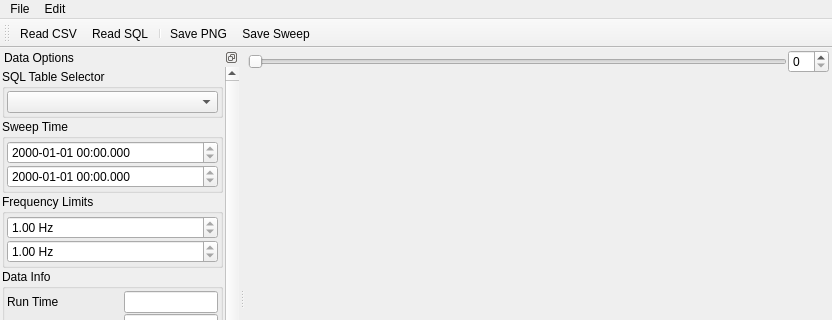
Qt form sources/SweepMainWin.ui (deepalcoholic/SpectralSignalHound-Viewer) before a commit; both pictures show x 0 to 832 and y 0 to 320 of the 832 by 569 pixel window.
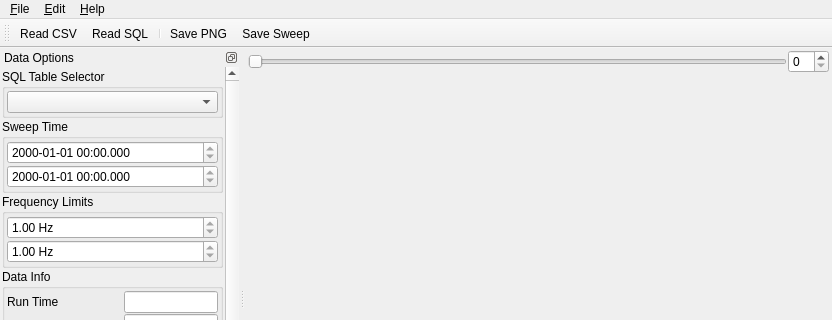
The same form after that commit. Icons and pictures are not drawn. Custom widgets are drawn as their Qt base class.

What changed in the file:
```diff
--- a/sources/SweepMainWin.ui
+++ b/sources/SweepMainWin.ui
@@ -48,7 +48,7 @@
    </property>
    <widget class="QMenu" name="menuFile">
     <property name="title">
-     <string>File</string>
+     <string>&amp;File</string>
     </property>
     <addaction name="act_open_db"/>
     <addaction name="act_open_csv"/>
@@ -57,13 +57,21 @@
    </widget>
    <widget class="QMenu" name="menuEdit">
     <property name="title">
-     <string>Edit</string>
+     <string>&amp;Edit</string>
     </property>
     <addaction name="act_savePng"/>
     <addaction name="act_saveCsv"/>
    </widget>
+   <widget class="QMenu" name="menu_Help">
+    <property name="title">
+     <string>&amp;Help</string>
+    </property>
+    <addaction name="actionOnline_Manual"/>
+    <addaction name="actionAbout"/>
+   </widget>
    <addaction name="menuFile"/>
    <addaction name="menuEdit"/>
+   <addaction name="menu_Help"/>
   </widget>
   <widget class="QStatusBar" name="statusbar"/>
   <widget class="QDockWidget" name="dock">
```
Left out of the diff: 14 changed lines with no effect on the pictures.
